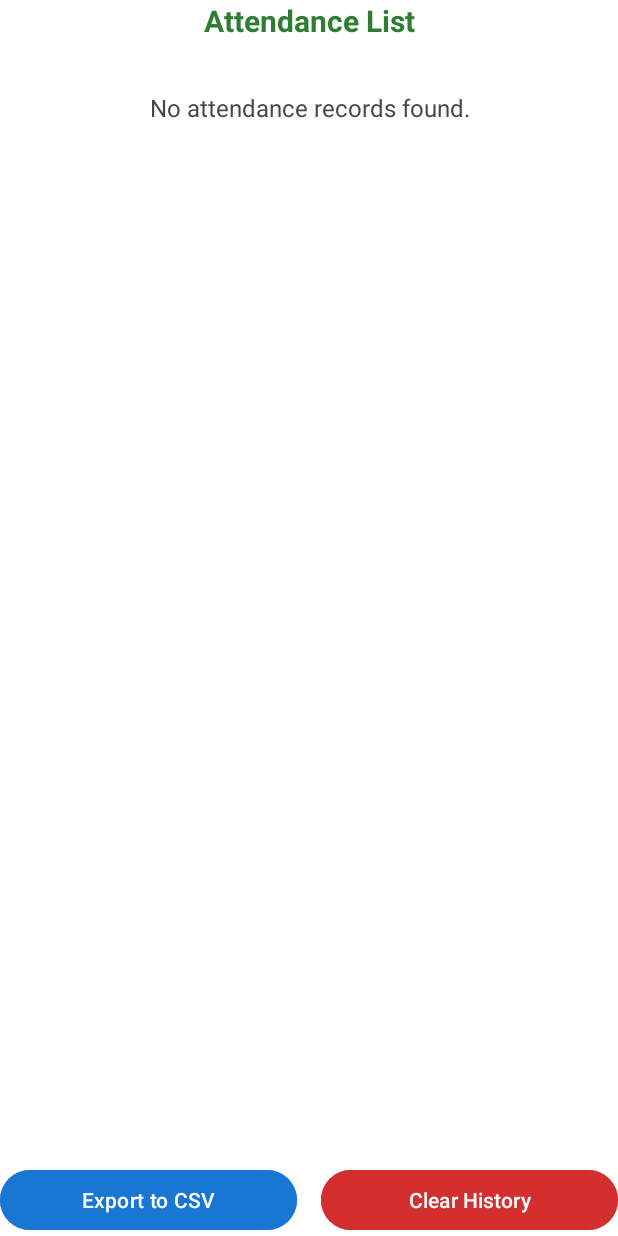
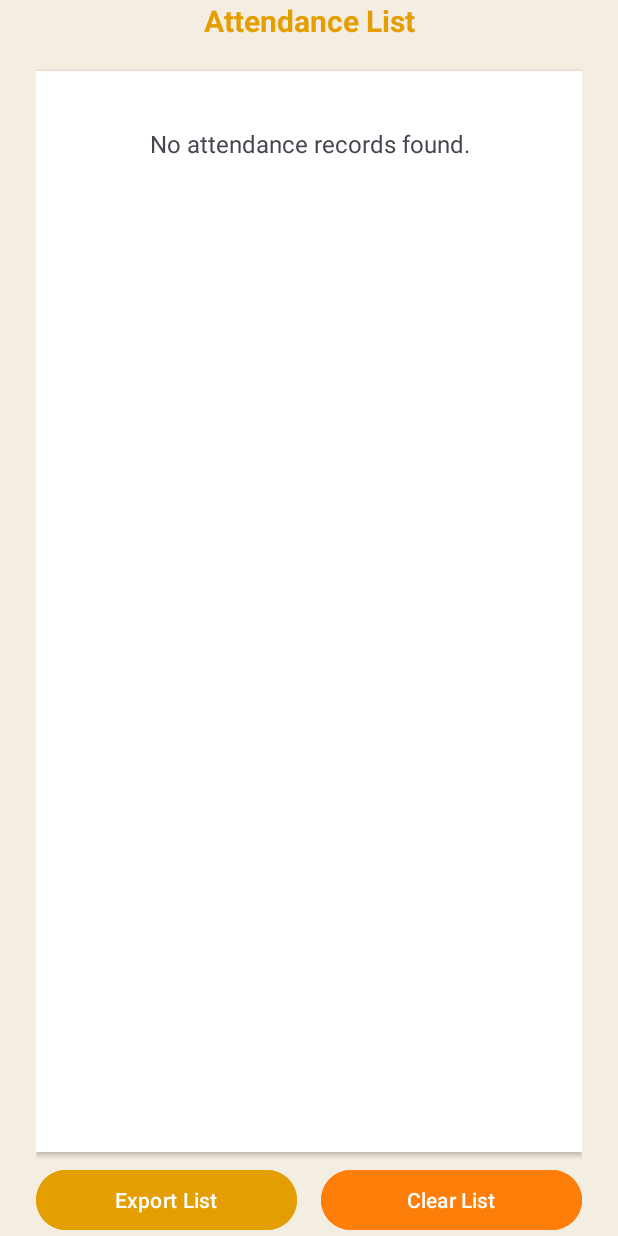
Before and after one commit to NightCode101/QR_Attendance_Control, an Android app: the HistoryActivity screen opened directly, with no data from a screen before it, on a phone screen of 412 x 824 dp. Run offline under Robolectric (Android 15) with nearby library versions, the phone set to English and light mode, and no system bars.

Commit message:
Update code and add some functions

```diff
--- a/app/src/main/java/cics/csup/qrattendancecontrol/MainActivity.java
+++ b/app/src/main/java/cics/csup/qrattendancecontrol/MainActivity.java
@@ -103,8 +103,8 @@ public class MainActivity extends AppCompatActivity {
             String mode = radioTimeIn.isChecked() ? "in" : "out";
             String status = db.markAttendance(qrContent, mode); // Save only name
 
-            String currentTime = new SimpleDateFormat("HH:mm:ss", Locale.getDefault()).format(new Date());
-            String currentDate = new SimpleDateFormat("dd-MM-yyyy", Locale.getDefault()).format(new Date());
+            String currentTime = new SimpleDateFormat("hh:mm a", Locale.getDefault()).format(new Date());
+            String currentDate = new SimpleDateFormat("MMMM d, yyyy", Locale.getDefault()).format(new Date());
 
             qrDataText.setText("QR Data: " + qrContent);
             statusText.setText("Status: " + (mode.equals("out") ? "Time-Out" : "Time-In"));
--- a/app/src/main/res/layout/activity_history.xml
+++ b/app/src/main/res/layout/activity_history.xml
@@ -5,12 +5,26 @@
     android:id="@+id/historyRoot"
     android:layout_width="match_parent"
     android:layout_height="match_parent"
-    android:background="@color/white"
-    android:paddingStart="24dp"
-    android:paddingEnd="24dp"
+    android:background="@color/background_light"
+    android:fitsSystemWindows="true"
     android:paddingTop="16dp"
-    android:paddingBottom="16dp"
-    android:fitsSystemWindows="true">
+    android:paddingBottom="16dp">
+
+    <!-- Start guideline at 24dp -->
+    <androidx.constraintlayout.widget.Guideline
+        android:id="@+id/guideline_start"
+        android:layout_width="wrap_content"
+        android:layout_height="wrap_content"
+        android:orientation="vertical"
+        app:layout_constraintGuide_begin="24dp" />
+
+    <!-- End guideline at 24dp -->
+    <androidx.constraintlayout.widget.Guideline
+        android:id="@+id/guideline_end"
+        android:layout_width="wrap_content"
+        android:layout_height="wrap_content"
+        android:orientation="vertical"
+        app:layout_constraintGuide_end="24dp" />
 
     <!-- Title -->
     <TextView
@@ -20,30 +34,46 @@
         android:text="@string/attendance_history"
         android:textSize="20sp"
         android:textStyle="bold"
-        android:textColor="@color/green_dark"
+        android:textColor="@color/primary_accent"
         android:gravity="center"
         android:paddingBottom="12dp"
         app:layout_constraintTop_toTopOf="parent"
-        app:layout_constraintStart_toStartOf="parent"
-        app:layout_constraintEnd_toEndOf="parent" />
+        app:layout_constraintStart_toStartOf="@id/guideline_start"
+        app:layout_constraintEnd_toEndOf="@id/guideline_end" />
 
-    <!-- Scrollable list -->
+    <!-- Scrollable list inside card container -->
     <ScrollView
         android:id="@+id/historyScroll"
         android:layout_width="0dp"
         android:layout_height="0dp"
         android:fillViewport="true"
-        android:importantForAccessibility="no"
+        android:overScrollMode="ifContentScrolls"
         app:layout_constraintTop_toBottomOf="@id/historyTitle"
         app:layout_constraintBottom_toTopOf="@id/buttonRow"
-        app:layout_constraintStart_toStartOf="parent"
-        app:layout_constraintEnd_toEndOf="parent">
+        app:layout_constraintStart_toStartOf="@id/guideline_start"
+        app:layout_constraintEnd_toEndOf="@id/guideline_end">
 
+        <!-- Card-like container -->
         <LinearLayout
-            android:id="@+id/historyContainer"
             android:layout_width="match_parent"
             android:layout_height="wrap_content"
-            android:orientation="vertical" />
+            android:orientation="vertical"
+            android:background="@color/card_background"
+            android:padding="16dp"
+            android:elevation="2dp"
+            android:layout_marginTop="8dp"
+            android:layout_marginBottom="8dp">
+
+            <LinearLayout
+                android:id="@+id/historyContainer"
+                android:layout_width="match_parent"
+                android:layout_height="wrap_content"
+                android:orientation="vertical"
+                android:showDividers="middle"
+                android:divider="@drawable/divider"
+                android:dividerPadding="8dp" />
+
+        </LinearLayout>
     </ScrollView>
 
     <!-- Buttons row -->
@@ -55,8 +85,8 @@
         android:gravity="center"
         android:layout_marginTop="12dp"
         app:layout_constraintBottom_toBottomOf="parent"
-        app:layout_constraintStart_toStartOf="parent"
-        app:layout_constraintEnd_toEndOf="parent">
+        app:layout_constraintStart_toStartOf="@id/guideline_start"
+        app:layout_constraintEnd_toEndOf="@id/guideline_end">
 
         <Button
             android:id="@+id/exportCSVButton"
@@ -64,7 +94,7 @@
             android:layout_height="48dp"
             android:layout_weight="1"
             android:text="@string/export_csv"
-            android:backgroundTint="@color/blue_primary"
+            android:backgroundTint="@color/primary_accent"
             android:textColor="@color/white"
             android:layout_marginEnd="8dp" />
 
@@ -74,8 +104,9 @@
             android:layout_height="48dp"
             android:layout_weight="1"
             android:text="@string/clear_history"
-            android:backgroundTint="@color/red_primary"
+            android:backgroundTint="@color/secondary_accent"
             android:textColor="@color/white"
             android:layout_marginStart="8dp" />
     </LinearLayout>
+
 </androidx.constraintlayout.widget.ConstraintLayout>
--- a/app/src/main/res/values/strings.xml
+++ b/app/src/main/res/values/strings.xml
@@ -8,15 +8,15 @@
     <string name="time_in">Time In</string>
     <string name="time_out">Time Out</string>
     <string name="scan_qr">Scan QR Code</string>
-    <string name="view_history">View History</string>
+    <string name="view_history">Attendance List</string>
     <string name="scan_prompt_in">Scan QR Code for Time In</string>
     <string name="scan_prompt_out">Scan QR Code for Time Out</string>
     <string name="select_mode_first">Please select Time In or Time Out first.</string>
     <string name="attendance_history">Attendance List</string>
     <string name="clear_attendance_list">Clear Attendance List</string>
     <string name="confirm_clear_history">Are you sure you want to clear all attendance history?</string>
-    <string name="clear_history_title">Clear History</string>
-    <string name="history_cleared">History cleared</string>
+    <string name="clear_history_title">Clear List</string>
+    <string name="history_cleared">List cleared</string>
     <string name="delete_entry_title">Delete Entry</string>
     <string name="confirm_delete_entry">Do you want to remove this attendance entry?</string>
     <string name="entry_deleted">Entry deleted</string>
@@ -25,7 +25,7 @@
     <string name="no">No</string>
     <string name="delete">Delete</string>
     <string name="cancel">Cancel</string>
-    <string name="record_format">NAME: %1$s | Date: %2$s\nTime-In: %3$s | Time-Out: %4$s</string>
+    <string name="record_format">Name: %1$s | Date: %2$s | Time-In: %3$s | Time-Out: %4$s</string>
     <string name="attendance_history_list_label">Scrollable attendance history list</string>
     <string name="next">Next</string>
     <string name="previous">Previous</string>
@@ -33,7 +33,7 @@
     <string name="action_settings">Settings</string>
     <string name="first_fragment_label">First Screen</string>
     <string name="second_fragment_label">Second Screen</string>
-    <string name="export_to_csv">Export to CSV</string>
+    <string name="export_to_csv">Export List</string>
     <string name="no_data_export">No data to export.</string>
     <string name="export_success">Exported to: %1$s</string>
     <string name="export_failed">Export failed: %1$s</string>
@@ -41,6 +41,6 @@
     <string name="bsit_label">BSIT:</string>
     <string name="hint_enter_section">Enter your section</string>
     <string name="enter_section">Enter your section</string>
-    <string name="export_csv">Export CSV</string>
-    <string name="clear_history">Clear History</string>
+    <string name="export_csv">Export List</string>
+    <string name="clear_history">Clear List</string>
 </resources>
```
Also changed, not shown: app/src/main/java/cics/csup/qrattendancecontrol/AttendanceDBHelper.java (+22 -12 lines), app/src/main/res/layout/activity_main.xml (+14 -12 lines), app/src/main/res/values/colors.xml (+27 -9 lines).
